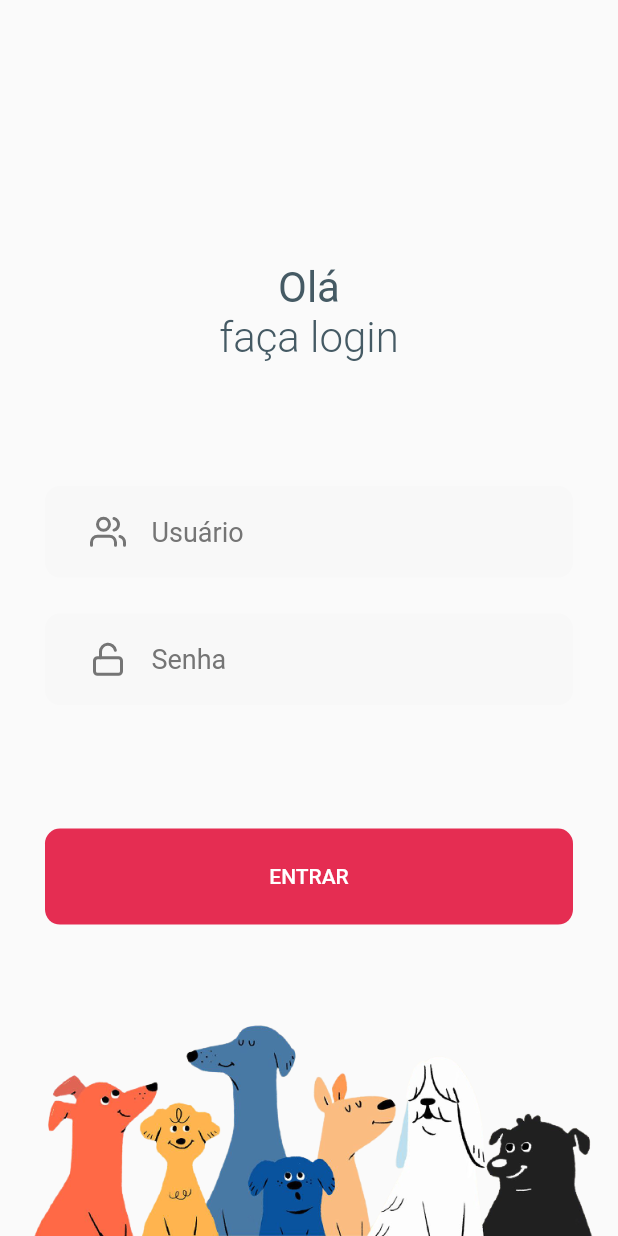
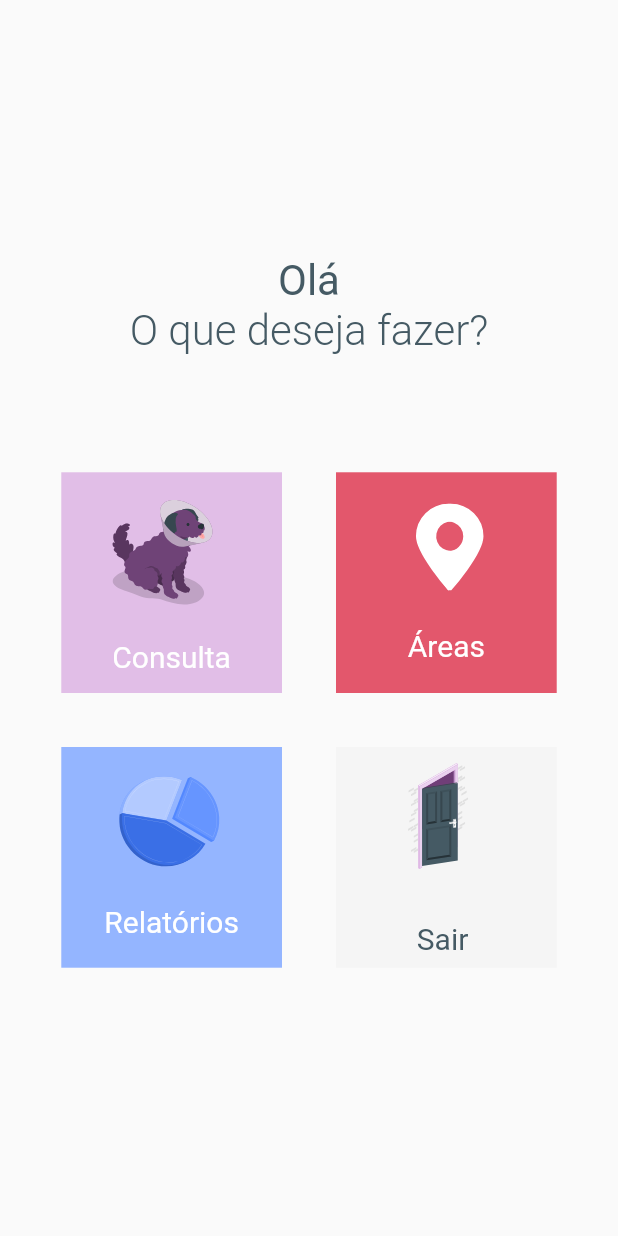
Before and after one commit to pampacare/app.pampacare, a Flutter app: the screen it shows after launch, on a phone screen of 412 x 824 dp. Run offline on Flutter 3.47's test engine with Material 2 defaults, Android fonts, the light colour scheme and no system bars; our stand-ins replace flutter_svg, get_it; missing offline and left inert: dart:html.

Commit message:
feat: dashboard page

```diff
--- /dev/null
+++ b/lib/app/pages/dashboard/dashboard_page.dart
@@ -0,0 +1,242 @@
+import 'package:flutter/material.dart';
+import 'package:flutter_svg/flutter_svg.dart';
+import 'package:pampacare/app/pages/components/default_button.dart';
+import 'package:pampacare/app/pages/components/default_text_field.dart';
+import 'package:pampacare/app/shared/theme/app_colors.dart';
+import 'package:pampacare/app/shared/theme/app_icons.dart';
+import 'package:pampacare/app/shared/theme/app_images.dart';
+import 'package:pampacare/app/shared/utils/screen_size.dart';
+
+class DashboardPage extends StatefulWidget {
+  const DashboardPage({Key? key}) : super(key: key);
+
+  @override
+  _DashboardPageState createState() => _DashboardPageState();
+}
+
+class _DashboardPageState extends State<DashboardPage> {
+  @override
+  Widget build(BuildContext context) {
+    return Scaffold(
+      body: SingleChildScrollView(
+        child: SizedBox(
+          height: ScreenSize.screenHeightSize(context),
+          child: Column(
+            mainAxisAlignment: MainAxisAlignment.center,
+            children: [
+              Text('Olá',
+                  style: TextStyle(color: AppColors.text, fontSize: 28)),
+              Text('O que deseja fazer?',
+                  style: TextStyle(
+                      color: AppColors.text,
+                      fontSize: 28,
+                      fontWeight: FontWeight.w300)),
+              SizedBox(height: 70),
+              Row(
+                mainAxisAlignment: MainAxisAlignment.center,
+                children: <Widget>[
+                  TextButton(
+                    onPressed: () {},
+                    child: Container(
+                      height: MediaQuery.of(context).size.width / 2.8,
+                      width: MediaQuery.of(context).size.width / 2.8,
+                      decoration: const BoxDecoration(
+                        borderRadius: BorderRadius.only(
+                          topLeft: Radius.circular(30.0),
+                          bottomLeft: Radius.circular(30.0),
+                          bottomRight: Radius.circular(30.0),
+                          topRight: Radius.circular(30.0), // FLUTTER BUG FIX
+                        ),
+                      ),
+                      child: Container(
+                        width: 157,
+                        height: 186,
+                        color: AppColors.purple,
+                        child: Center(
+                          child: RichText(
+                            text: TextSpan(
+                              children: [
+                                WidgetSpan(
+                                  child: SvgPicture.asset(
+                                    AppIcons.dog,
+                                  ),
+                                ),
+                                TextSpan(
+                                  text: "\n\n",
+                                  style: TextStyle(
+                                      color: AppColors.white, fontSize: 20),
+                                ),
+                                TextSpan(
+                                  text: "Consulta",
+                                  style: TextStyle(
+                                      color: AppColors.white, fontSize: 20),
+                                ),
+                              ],
+                            ),
+                          ),
+                        ),
+                      ),
+                    ),
+                  ),
+                  SizedBox(width: 20),
+                  TextButton(
+                    onPressed: () {},
+                    child: Container(
+                      height: MediaQuery.of(context).size.width / 2.8,
+                      width: MediaQuery.of(context).size.width / 2.8,
+                      decoration: const BoxDecoration(
+                        borderRadius: BorderRadius.only(
+                          topLeft: Radius.circular(30.0),
+                          bottomLeft: Radius.circular(30.0),
+                          bottomRight: Radius.circular(30.0),
+                          topRight: Radius.circular(30.0), // FLUTTER BUG FIX
+                        ),
+                      ),
+                      child: Container(
+                        color: AppColors.primary70,
+                        child: Center(
+                          child: RichText(
+                            text: TextSpan(
+                              children: [
+                                TextSpan(
+                                  text: " ",
+                                  style: TextStyle(
+                                      color: AppColors.white, fontSize: 20),
+                                ),
+                                WidgetSpan(
+                                  child: SvgPicture.asset(
+                                    AppIcons.location,
+                                  ),
+                                ),
+                                TextSpan(
+                                  text: "\n\n",
+                                  style: TextStyle(
+                                      color: AppColors.white, fontSize: 20),
+                                ),
+                                TextSpan(
+                                  text: "Áreas",
+                                  style: TextStyle(
+                                      color: AppColors.white, fontSize: 20),
+                                ),
+                              ],
+                            ),
+                          ),
+                        ),
+                      ),
+                    ),
+                  ),
+                  SizedBox(
+                    height: 20,
+                  ),
+                ],
+              ),
+              SizedBox(
+                height: 20,
+              ),
+              Row(
+                mainAxisAlignment: MainAxisAlignment.center,
+                children: <Widget>[
+                  TextButton(
+                    onPressed: () {},
+                    child: Container(
+                      decoration: const BoxDecoration(
+                        borderRadius: BorderRadius.only(
+                          topLeft: Radius.circular(30),
+                          bottomLeft: Radius.circular(30),
+                          bottomRight: Radius.circular(30),
+                          topRight: Radius.circular(30), // FLUTTER BUG FIX
+                        ),
+                      ),
+                      height: MediaQuery.of(context).size.width / 2.8,
+                      width: MediaQuery.of(context).size.width / 2.8,
+                      child: Container(
+                        color: AppColors.blue,
+                        child: Center(
+                            child: RichText(
+                          text: TextSpan(
+                            children: [
+                              TextSpan(
+                                text: "  ",
+                                style: TextStyle(
+                                    color: AppColors.white, fontSize: 20),
+                              ),
+                              WidgetSpan(
+                                child: SvgPicture.asset(
+                                  AppIcons.character,
+                                ),
+                              ),
+                              TextSpan(
+                                text: "\n\n",
+                                style: TextStyle(
+                                    color: AppColors.white, fontSize: 20),
+                              ),
+                              TextSpan(
+                                text: "Relatórios",
+                                style: TextStyle(
+                                    color: AppColors.white, fontSize: 20),
+                              ),
+                            ],
+                          ),
+                        )),
+                      ),
+                    ),
+                  ),
+                  SizedBox(width: 20),
+                  TextButton(
+                    onPressed: () {},
+                    child: Container(
+                      decoration: const BoxDecoration(
+                        borderRadius: BorderRadius.only(
+                          topLeft: Radius.circular(30),
+                          bottomLeft: Radius.circular(30),
+                          bottomRight: Radius.circular(30),
+                          topRight: Radius.circular(30), // FLUTTER BUG FIX
+                        ),
+                      ),
+                      height: MediaQuery.of(context).size.width / 2.8,
+                      width: MediaQuery.of(context).size.width / 2.8,
+                      child: Container(
+                        color: AppColors.grey10,
+                        child: Center(
+                          child: RichText(
+                            text: TextSpan(
+                              children: [
+                                TextSpan(
+                                  text: " ",
+                                  style: TextStyle(
+                                      color: AppColors.white, fontSize: 20),
+                                ),
+                                WidgetSpan(
+                                  child: SvgPicture.asset(
+                                    AppIcons.door,
+                                  ),
+                                ),
+                                TextSpan(
+                                  text: "\n\n",
+                                  style: TextStyle(
+                                      color: AppColors.white, fontSize: 20),
+                                ),
+                                TextSpan(
+                                  text: "     Sair",
+                                  style: TextStyle(
+                                      color: AppColors.text, fontSize: 20),
+                                ),
+                              ],
+                            ),
+                          ),
+                        ),
+                      ),
+                    ),
+                  ),
+                  SizedBox(
+                    height: 20,
+                  ),
+                ],
+              ),
+            ],
+          ),
+        ),
+      ),
+    );
+  }
+}
--- a/lib/app/pages/login/login_page.dart
+++ b/lib/app/pages/login/login_page.dart
@@ -1,6 +1,7 @@
 import 'package:flutter/material.dart';
 import 'package:pampacare/app/pages/components/default_button.dart';
 import 'package:pampacare/app/pages/components/default_text_field.dart';
+import 'package:pampacare/app/pages/dashboard/dashboard_page.dart';
 import 'package:pampacare/app/shared/theme/app_colors.dart';
 import 'package:pampacare/app/shared/theme/app_icons.dart';
 import 'package:pampacare/app/shared/theme/app_images.dart';
@@ -44,7 +45,14 @@ class _LoginPageState extends State<LoginPage> {
               SizedBox(
                 height: ScreenSize.screenWidthSize(context) * 0.2,
               ),
-              DefaultButton(onPressed: () {}, title: 'ENTRAR'),
+              DefaultButton(
+                  onPressed: () {
+                    Navigator.push(
+                      context,
+                      MaterialPageRoute(builder: (context) => DashboardPage()),
+                    );
+                  },
+                  title: 'ENTRAR'),
               SizedBox(
                 height: 34,
               ),
--- a/lib/app/shared/theme/app_colors.dart
+++ b/lib/app/shared/theme/app_colors.dart
@@ -3,7 +3,7 @@ import 'package:flutter/material.dart';
 class AppColors {
   static const Color primary = Color(0xFFE52D52);
   static const Color primary70 = Color(0xFFE3576C);
-  static const Color purple = Color(0xFFE3576C);
+  static const Color purple = Color(0xFFE1BEE7);
   static const Color blue = Color(0xFF94B5FF);
   static const Color white = Color(0xFFFFFFFF);
   static const Color grey10 = Color(0xFFF5F5F5);
--- a/lib/app/shared/theme/app_icons.dart
+++ b/lib/app/shared/theme/app_icons.dart
@@ -1,3 +1,7 @@
+import 'dart:html';
+
+import 'package:flutter/cupertino.dart';
+
 class AppIcons {
   static String get path => 'assets/icons';
   static String get png => 'png';
@@ -6,4 +10,8 @@ class AppIcons {
   static String get logo => '$path/logo.$svg';
   static String get unlock => '$path/unlock.$svg';
   static String get users => '$path/users.$svg';
+  static String get character => '$path/character.$svg';
+  static String get dog => '$path/dog.$svg';
+  static String get door => '$path/door.$svg';
+  static String get location => '$path/location.$svg';
 }
--- a/lib/main.dart
+++ b/lib/main.dart
@@ -3,6 +3,8 @@ import 'package:pampacare/app/pages/login/login_page.dart';
 import 'package:pampacare/app/pages/splash/splash_page.dart';
 import 'package:pampacare/app/shared/container/injection.dart';
 import 'package:pampacare/app/shared/theme/app_colors.dart';
+
+import 'app/pages/dashboard/dashboard_page.dart';
 
 void main() {
   Injection().setup();
@@ -18,9 +20,10 @@ class MyApp extends StatelessWidget {
         backgroundColor: AppColors.white,
         primaryColor: AppColors.primary,
       ),
-      initialRoute: '/splash',
+      initialRoute: '/dashboard',
       routes: {
         '/splash': (context) => SplashPage(),
+        '/dashboard': (context) => DashboardPage(),
         '/login': (context) => LoginPage(),
       },
     );
```
Also changed, not shown: assets/icons/character.svg (added), assets/icons/dog.svg (added), assets/icons/door.svg (added), assets/icons/location.svg (added), pubspec.lock.
